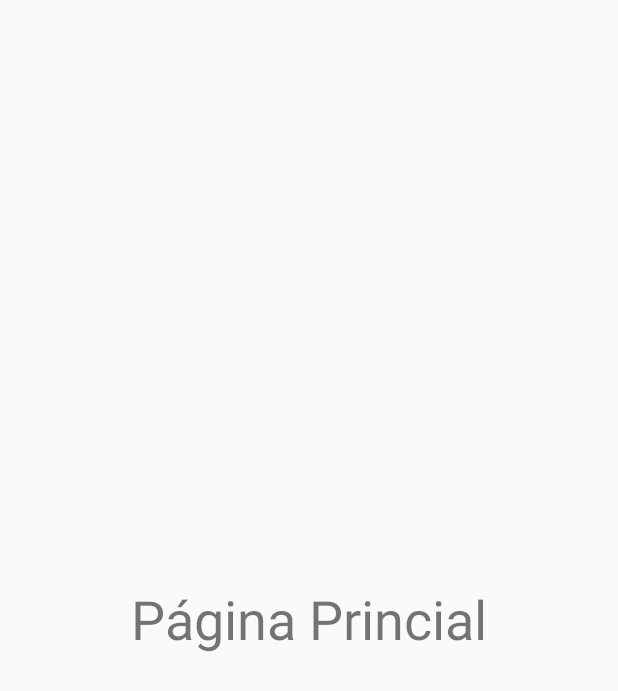
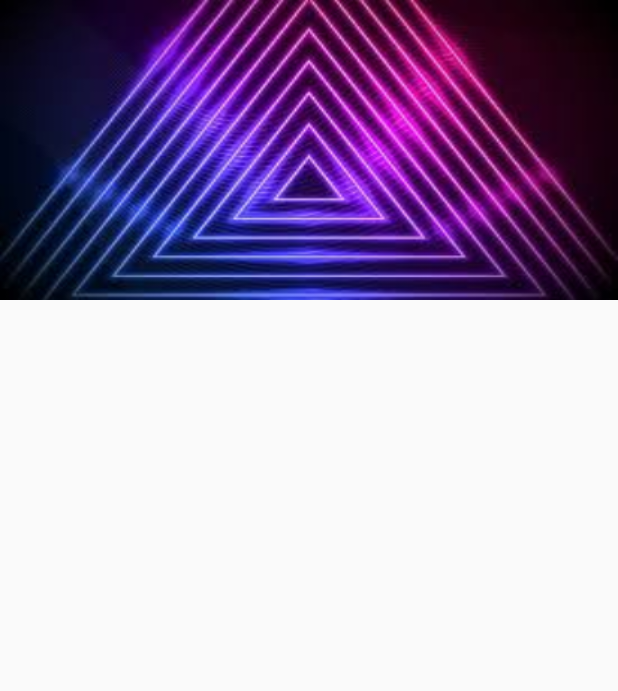
Before and after one commit to 2Noob1/Adhesive, an Android app: the MainActivity screen opened directly, with no data from a screen before it, on a phone screen of 412 x 824 dp. Shown: the top 691 px of the screen. Run offline under Robolectric (Android 15) with nearby library versions, the light colour scheme and no system bars.

Commit message:
slide image

```diff
--- a/app/build.gradle
+++ b/app/build.gradle
@@ -31,4 +31,5 @@ dependencies {
     testImplementation 'junit:junit:4.12'
     androidTestImplementation 'androidx.test.ext:junit:1.1.1'
     androidTestImplementation 'androidx.test.espresso:espresso-core:3.2.0'
+    implementation 'com.google.android.material:material:1.1.0'
 }
--- a/app/src/main/java/com/joaofabio/adhesive/MainActivity.java
+++ b/app/src/main/java/com/joaofabio/adhesive/MainActivity.java
@@ -3,13 +3,41 @@ package com.joaofabio.adhesive;
 import androidx.appcompat.app.AppCompatActivity;
 
 import android.os.Bundle;
+import android.widget.ImageView;
+import android.widget.ViewFlipper;
 
 public class MainActivity extends AppCompatActivity {
+
+    ViewFlipper v_flipper;
 
     @Override
     protected void onCreate(Bundle savedInstanceState) {
         super.onCreate(savedInstanceState);
         setContentView(R.layout.activity_main);
-        //yolo
+
+        int images [] = {R.drawable.download, R.drawable.downlxoad, R.drawable.x};
+
+        v_flipper = findViewById(R.id.v_flipper);
+
+        //loop
+        for(int image: images){
+            flipperImages(image);
+        }
+
+
+    }
+
+    public void flipperImages (int image){
+
+        ImageView imageView = new ImageView( this);
+        imageView.setBackgroundResource(image);
+
+        v_flipper.addView(imageView);
+        v_flipper.setFlipInterval(4000); //4 seg.
+        v_flipper.setAutoStart(true);
+
+        //animation
+        v_flipper.setInAnimation(this, android.R.anim.slide_in_left );
+        v_flipper.setOutAnimation(this, android.R.anim.slide_out_right );
     }
 }
--- a/app/src/main/res/layout/activity_main.xml
+++ b/app/src/main/res/layout/activity_main.xml
@@ -6,14 +6,11 @@
     android:layout_height="match_parent"
     tools:context=".MainActivity">
 
-    <TextView
-        android:layout_width="wrap_content"
-        android:layout_height="wrap_content"
-        android:text="Página Princial"
-        android:textSize="36sp"
-        app:layout_constraintBottom_toBottomOf="parent"
-        app:layout_constraintLeft_toLeftOf="parent"
-        app:layout_constraintRight_toRightOf="parent"
-        app:layout_constraintTop_toTopOf="parent" />
+<ViewFlipper
+android:layout_width="match_parent"
+    android:layout_height="200dp"
+    android:layout_centerHorizontal="true"
+    android:id="@+id/v_flipper"/>
+
 
 </androidx.constraintlayout.widget.ConstraintLayout>
```
Also changed, not shown: app/src/main/res/drawable-v24/download.jpg (added), app/src/main/res/drawable-v24/downlxoad.jpg (added), app/src/main/res/drawable-v24/x.jpg (added).
